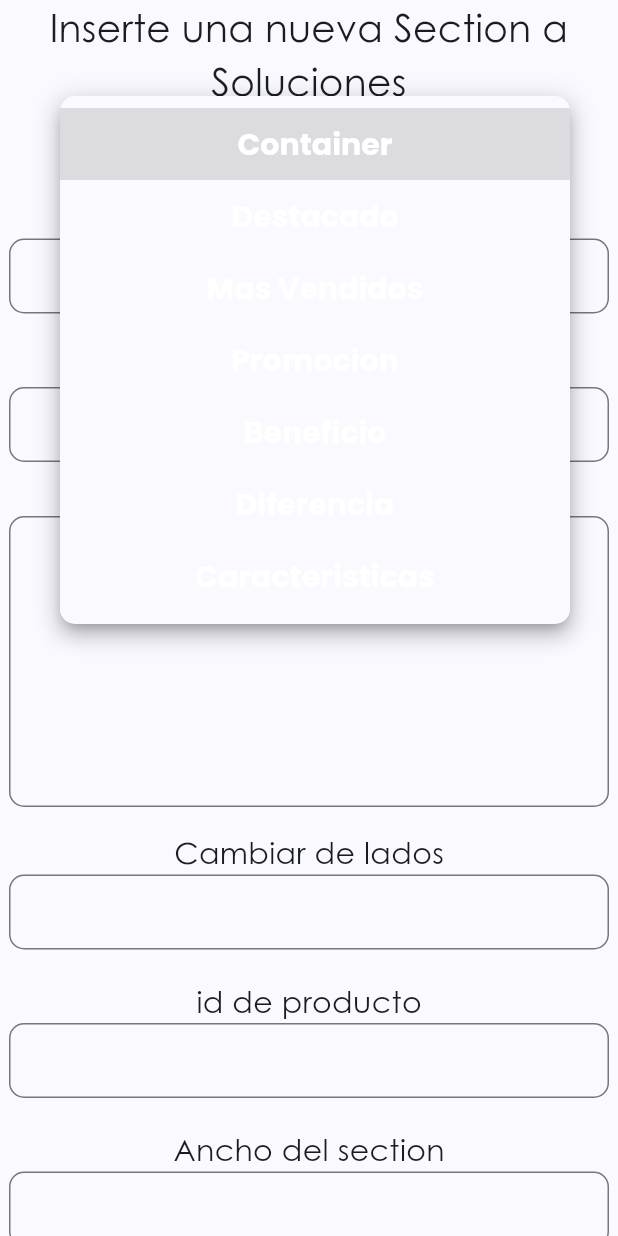
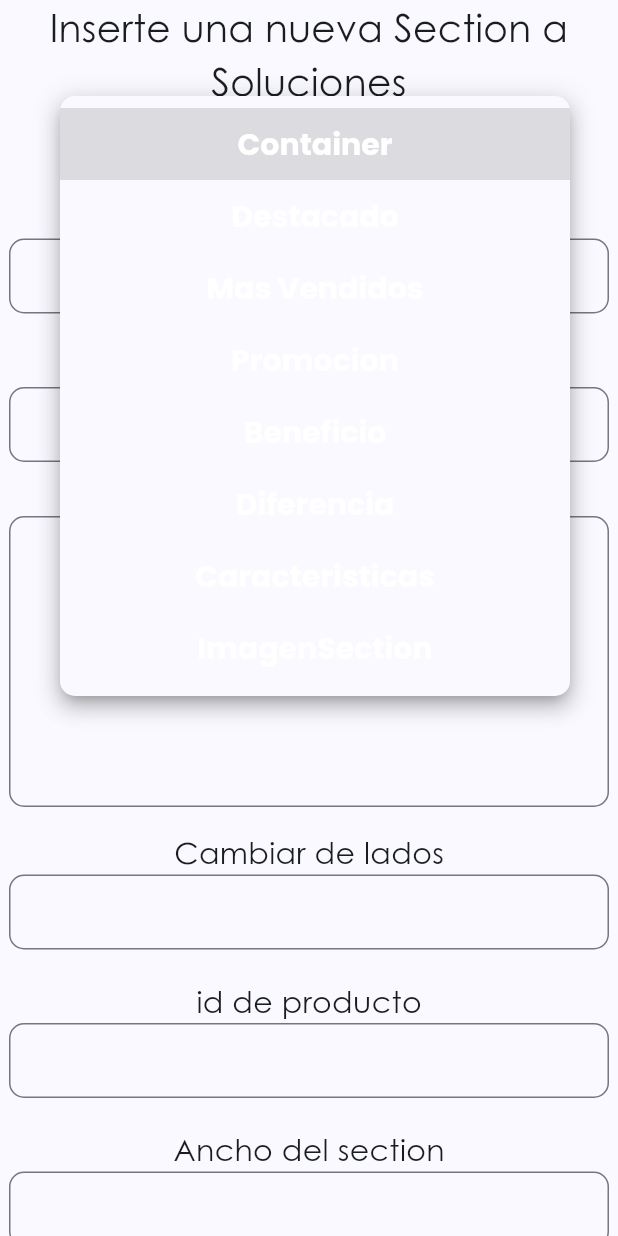
Before and after one commit to PieroSoria/flutter-web-RMC, a Flutter app: the FormSection widget shown alone on an empty page, opened directly, after a tap on "Container", on a phone screen of 412 x 824 dp. Run offline on Flutter 3.47's test engine with Material 3 defaults, Android fonts, the light colour scheme and no system bars; our stand-ins replace get, image_picker, shared_preferences; missing offline and left inert: dart:html, horizontal_list_view, hover_menu; accounts and stored records are empty; network calls fail.

Commit message:
3/3/2024

```diff
--- a/lib/controller/Function/tipesection.dart
+++ b/lib/controller/Function/tipesection.dart
@@ -1,5 +1,6 @@
 import 'package:flutter/material.dart';
 import 'package:get/get.dart';
+import 'package:rmc_bussiness/components/widget/imagendesection.dart';
 
 import '../../components/layout/section/section_beneficios.dart';
 import '../../components/layout/section/section_caract_product.dart';
@@ -137,6 +138,12 @@ class _TipeSectionState extends State<TipeSection> {
               }
             },
           );
+        } else if (sections[widget.index].section == "ImagenSection") {
+          return ImagenSection(
+            imagenurl: sections[widget.index].imagensecion,
+            width: double.infinity,
+            height: 350,
+          );
         } else {
           return const Center();
         }
--- a/lib/interface/model/section.dart
+++ b/lib/interface/model/section.dart
@@ -10,6 +10,7 @@ class Section {
   Products? producto;
   dynamic ancho;
   dynamic alto;
+  dynamic imagensecion;
   dynamic useScroll;
   dynamic page;
 
@@ -23,6 +24,7 @@ class Section {
       this.producto,
       this.ancho,
       this.alto,
+      this.imagensecion,
       this.useScroll,
       this.page});
 
@@ -39,6 +41,7 @@ class Section {
             : null,
         ancho: json['ancho'],
         alto: json['alto'],
+        imagensecion: json['imagensection'] ?? '',
         useScroll: json['usescroll'],
         page: json['pageview']);
   }
--- a/lib/settings/function/widget/formsection.dart
+++ b/lib/settings/function/widget/formsection.dart
@@ -1,6 +1,7 @@
 import 'dart:convert';
 
 import 'package:flutter/material.dart';
+import 'package:flutter/widgets.dart';
 import 'package:get/get.dart';
 import 'package:rmc_bussiness/connection/api/section/getsection.dart';
 import 'package:rmc_bussiness/controller/data/controller_products.dart';
@@ -29,7 +30,8 @@ class _FormSectionState extends State<FormSection> {
     "Promocion",
     "Beneficio",
     "Diferencia",
-    "Caracteristicas"
+    "Caracteristicas",
+    "ImagenSection"
   ];
   final section = TextEditingController();
   final titulo = TextEditingController(text: '');
@@ -48,6 +50,12 @@ class _FormSectionState extends State<FormSection> {
   void initState() {
     controlleradmin.sectionmodeide(sectionmode.first);
     super.initState();
+  }
+
+  @override
+  void dispose() {
+    controlleradmin.imagecapturada(null);
+    super.dispose();
   }
 
   bool usescrolls = false;
@@ -379,6 +387,32 @@ class _FormSectionState extends State<FormSection> {
                         )
                       ],
                     );
+                  case "ImagenSection":
+                    return Column(
+                      children: [
+                        GestureDetector(
+                          onTap: () {
+                            controlleradmin.capturarimagen();
+                          },
+                          child: Obx(
+                            () => Container(
+                              decoration: BoxDecoration(
+                                image: DecorationImage(
+                                  image: controlleradmin.imagecapturada.value !=
+                                          null
+                                      ? MemoryImage(controlleradmin
+                                          .imagecapturada
+                                          .value!) as ImageProvider
+                                      : const AssetImage(
+                                          'image/agregeproduct.jpg'),
+                                  fit: BoxFit.fill,
+                                ),
+                              ),
+                            ),
+                          ),
+                        )
+                      ],
+                    );
                   default:
                     return const Center();
                 }
```
Also changed, not shown: lib/controller/Function/obtenersection.dart (+1 -18 lines).
